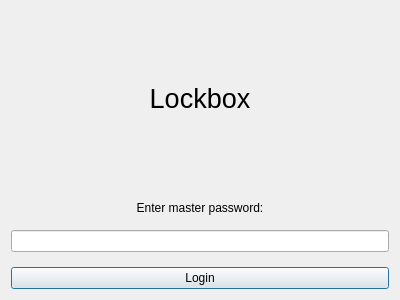
This is lockbox/logindialog.ui in youssefibrahim3/Lockbox as Qt 5 draws it before an edit. The edited form follows.
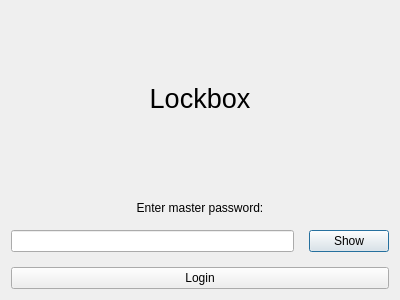
This is the edited form.

Commit message: Add and standardize show password buttons

The edit to the form file:
```diff
--- a/lockbox/logindialog.ui
+++ b/lockbox/logindialog.ui
@@ -57,6 +57,8 @@
       </widget>
      </item>
      <item>
+      <layout class="QHBoxLayout" name="horizontalLayout">
+       <item>
       <widget class="QLineEdit" name="passwordEdit">
        <property name="echoMode">
         <enum>QLineEdit::EchoMode::Password</enum>
@@ -65,6 +67,15 @@
         <set>Qt::AlignmentFlag::AlignCenter</set>
        </property>
       </widget>
+       </item>
+       <item>
+        <widget class="QPushButton" name="showPassButton">
+         <property name="text">
+          <string>Show</string>
+         </property>
+        </widget>
+       </item>
+      </layout>
      </item>
      <item>
       <widget class="QPushButton" name="loginButton">
```
Lines whose indentation alone changed are shown as unchanged. The commit also changes 4 other files.
